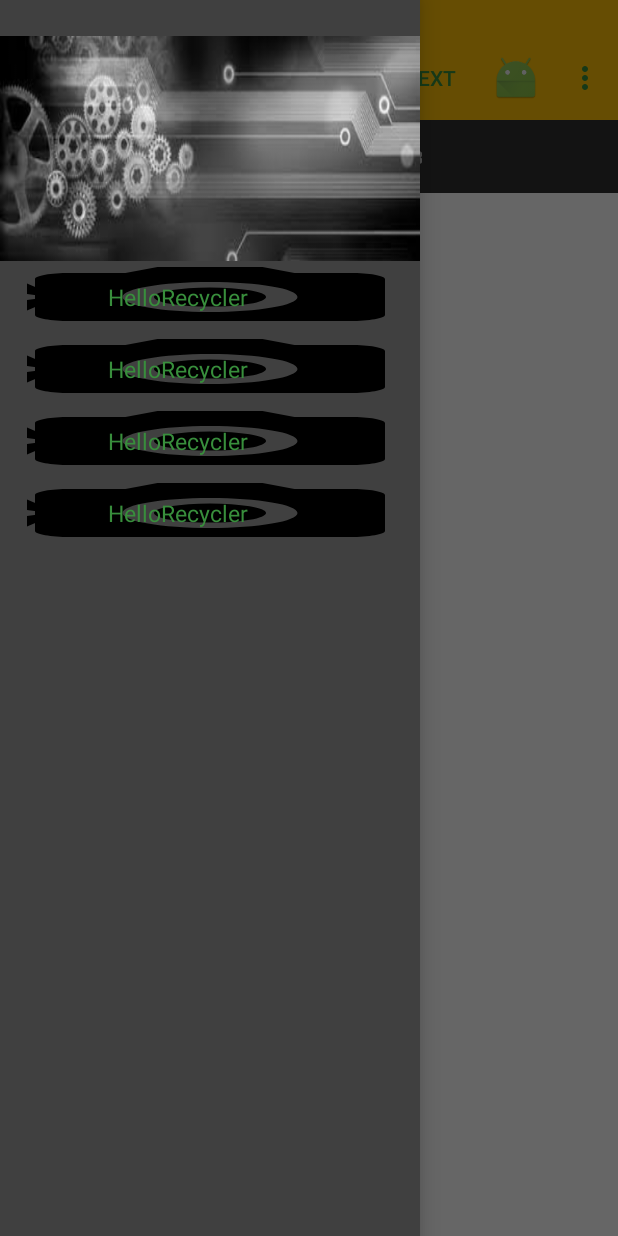
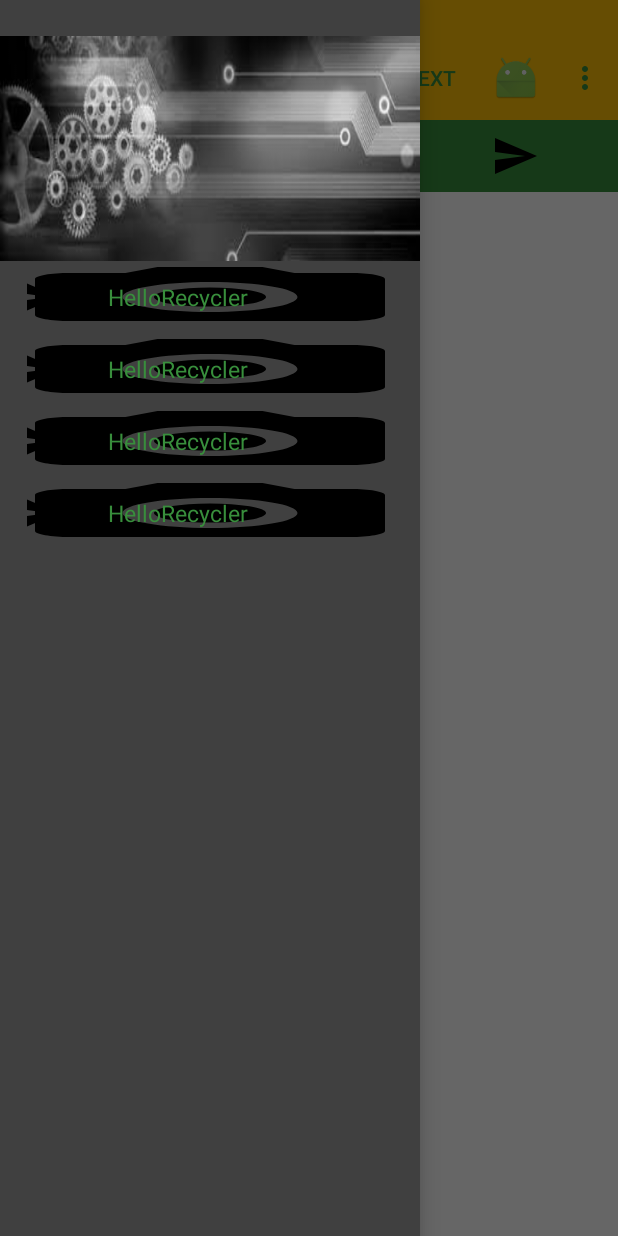
Before and after one commit to VikasJilla/androidProjects, an Android app: the screen it shows after launch (MainActivity), on a phone screen of 412 x 824 dp. Run offline under Robolectric (Android 15) with nearby library versions, the phone set to English and light mode, and no system bars.

Commit message:
spannable string with drawable sliding tab with images

```diff
--- a/app/src/main/java/com/example/vikasjilla/materialtest/MainActivity.java
+++ b/app/src/main/java/com/example/vikasjilla/materialtest/MainActivity.java
@@ -1,6 +1,7 @@
 package com.example.vikasjilla.materialtest;
 
 import android.content.Intent;
+import android.graphics.drawable.Drawable;
 import android.support.annotation.Nullable;
 import android.support.v4.app.Fragment;
 import android.support.v4.app.FragmentManager;
@@ -11,6 +12,9 @@ import android.support.v7.app.AppCompatActivity;
 import android.os.Bundle;
 import android.support.v7.view.menu.MenuBuilder;
 import android.support.v7.widget.Toolbar;
+import android.text.SpannableString;
+import android.text.Spanned;
+import android.text.style.ImageSpan;
 import android.view.LayoutInflater;
 import android.view.Menu;
 import android.view.MenuItem;
@@ -27,16 +31,22 @@ public class MainActivity extends AppCompatActivity {
     protected void onCreate(Bundle savedInstanceState) {
         super.onCreate(savedInstanceState);
         setContentView(R.layout.activity_main);
-
         toolbar = (Toolbar) findViewById(R.id.toolBar);
         setSupportActionBar(toolbar);
-
         getSupportActionBar().setDisplayHomeAsUpEnabled(true);
         NavDrawerFrag frag = (NavDrawerFrag) getSupportFragmentManager().findFragmentById(R.id.fragment_nav_drawer_frag);
         DrawerLayout drawerLayout = (DrawerLayout) findViewById(R.id.drawerLayout);
         frag.setUp(R.id.fragment_nav_drawer_frag,toolbar,drawerLayout);
          mPager = (ViewPager) findViewById(R.id.myPager);
         mTabLayout = (SlidingTabLayout) findViewById(R.id.myTabLayout);
+        mTabLayout.setCustomTabView(R.layout.tab_item_layout,R.id.textTabItem);
+        mTabLayout.setDistributeEvenly(true);
+        mTabLayout.setCustomTabColorizer(new SlidingTabLayout.TabColorizer() {
+            @Override
+            public int getIndicatorColor(int position) {
+                return getResources().getColor(R.color.colorPrimaryDark);
+            }
+        });
         mPager.setAdapter(new MyPagerAdapter(getSupportFragmentManager()));
         mTabLayout.setViewPager(mPager);
     }
@@ -95,11 +105,26 @@ public class MainActivity extends AppCompatActivity {
 
         @Override
         public CharSequence getPageTitle(int position){
+            String text;
+            int image;
             switch (position){
-                case 0:return "fragment1";
-                case 1:return "fragment2";
-                default:return "fragmet3";
+                case 0:text = "fragment1";
+                    image = R.drawable.ic_menu_camera;
+                    break;
+                case 1:text = "fragment2";
+                    image = R.drawable.ic_menu_gallery;
+                    break;
+                default:text = "fragmet3";
+                    image = R.drawable.ic_menu_send;
+                    break;
             }
+            Drawable drawable = getResources().getDrawable(image);
+            ImageSpan span = new ImageSpan(drawable);
+            drawable.setBounds(0,0,48,48);
+            SpannableString result = new SpannableString(" ");//should have atleast one character for it to work
+            result.setSpan(span,0,result.length(), Spanned.SPAN_EXCLUSIVE_EXCLUSIVE);
+            return result;
+
         }
 
         @Override
--- a/app/src/main/res/layout/activity_main.xml
+++ b/app/src/main/res/layout/activity_main.xml
@@ -18,7 +18,8 @@
     <com.example.vikasjilla.materialtest.SlidingTabLayout
         android:id="@+id/myTabLayout"
         android:layout_width="match_parent"
-        android:layout_height="wrap_content"/>
+        android:layout_height="wrap_content"
+        android:background="@color/colorAccent"/>
     <android.support.v4.view.ViewPager
         android:id="@+id/myPager"
         android:layout_width="match_parent"
--- /dev/null
+++ b/app/src/main/res/layout/tab_item_layout.xml
@@ -0,0 +1,20 @@
+<?xml version="1.0" encoding="utf-8"?>
+<LinearLayout xmlns:android="http://schemas.android.com/apk/res/android"
+    android:layout_width="match_parent"
+    android:layout_height="match_parent"
+
+    android:orientation="vertical"
+    android:padding="8dp">
+
+    <ImageView
+        android:id="@+id/imageTabItem"
+        android:layout_width="match_parent"
+        android:layout_height="wrap_content"
+        android:layout_gravity="center" />
+
+    <TextView
+        android:id="@+id/textTabItem"
+        android:layout_width="match_parent"
+        android:layout_height="wrap_content"
+        android:gravity="bottom|center" />
+</LinearLayout>
```
